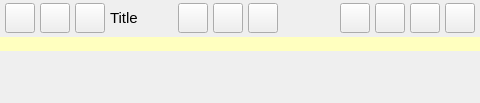
Old version of the form GoTvApps/GoTvCommon/Forms/TitleBarWidget.ui in the repository brettrjones/gotvptop.
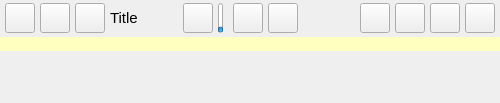
New version of the form. Custom widgets are drawn as their Qt base class.

Commit message: fix echo cancel and add microphone volume visual for title bar

Diff of the .ui file:
```diff
--- a/GoTvApps/GoTvCommon/Forms/TitleBarWidget.ui
+++ b/GoTvApps/GoTvCommon/Forms/TitleBarWidget.ui
@@ -6,7 +6,7 @@
    <rect>
     <x>0</x>
     <y>0</y>
-    <width>480</width>
+    <width>500</width>
     <height>103</height>
    </rect>
   </property>
@@ -276,6 +276,56 @@
         </property>
        </widget>
       </item>
+      <item>
+       <widget class="VxProgressBar" name="m_MicVolPeakBar">
+        <property name="sizePolicy">
+         <sizepolicy hsizetype="Fixed" vsizetype="Fixed">
+          <horstretch>0</horstretch>
+          <verstretch>0</verstretch>
+         </sizepolicy>
+        </property>
+        <property name="minimumSize">
+         <size>
+          <width>5</width>
+          <height>30</height>
+         </size>
+        </property>
+        <property name="maximumSize">
+         <size>
+          <width>5</width>
+          <height>30</height>
+         </size>
+        </property>
+        <property name="maximum">
+         <number>32768</number>
+        </property>
+        <property name="value">
+         <number>3000</number>
+        </property>
+        <property name="orientation">
+         <enum>Qt::Vertical</enum>
+        </property>
+        <property name="textDirection">
+         <enum>QProgressBar::BottomToTop</enum>
+        </property>
+       </widget>
+      </item>
+      <item>
+       <spacer name="horizontalSpacer_2">
+        <property name="orientation">
+         <enum>Qt::Horizontal</enum>
+        </property>
+        <property name="sizeType">
+         <enum>QSizePolicy::Fixed</enum>
+        </property>
+        <property name="sizeHint" stdset="0">
+         <size>
+          <width>5</width>
+          <height>20</height>
+         </size>
+        </property>
+       </spacer>
+      </item>
       <item>
        <widget class="VxPushButton" name="m_MuteSpeakerButton">
         <property name="sizePolicy">
@@ -580,6 +630,11 @@
    <header>NetAvailStatusWidget.h</header>
    <container>1</container>
   </customwidget>
+  <customwidget>
+   <class>VxProgressBar</class>
+   <extends>QProgressBar</extends>
+   <header>VxProgressBar.h</header>
+  </customwidget>
  </customwidgets>
  <resources/>
  <connections/>
```
The commit also changes 21 other files.
